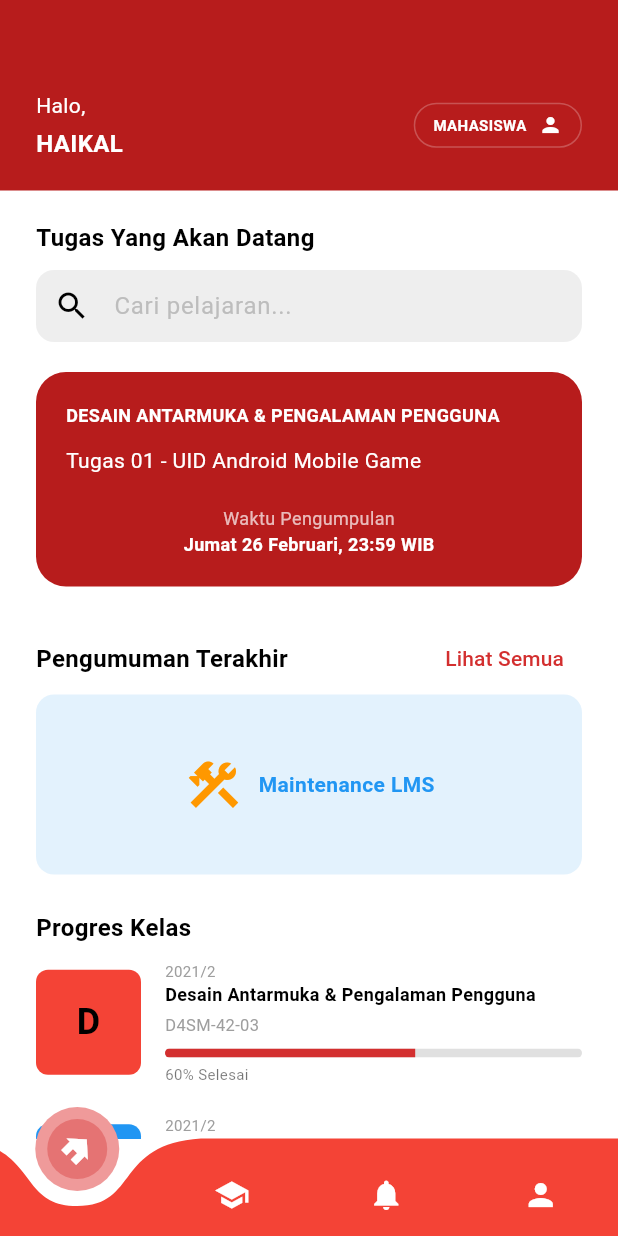
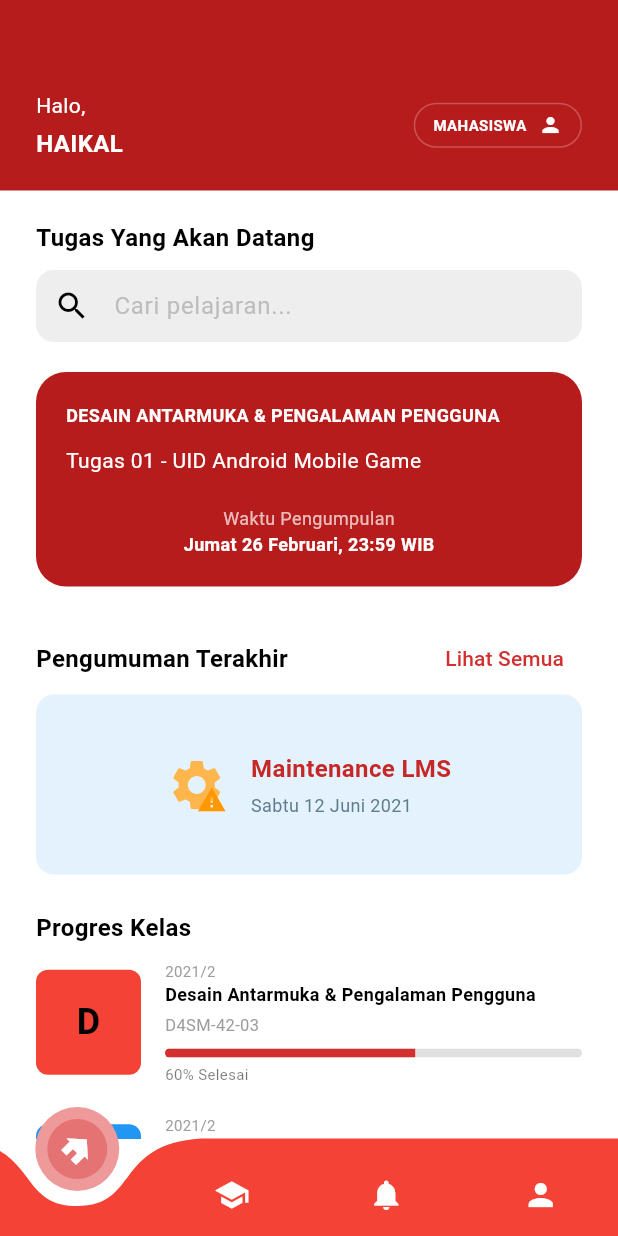
Before and after one commit to HaikalAbdillah/learning-management-system, a Flutter app: the MainNavigation screen opened by its route, on a phone screen of 412 x 824 dp. Run offline on Flutter 3.47's test engine with Material 3 defaults, Android fonts, the phone set to English and light mode, and no system bars; drawn by our look-alikes of curved_navigation_bar.

Commit message:
mengdit menu home

```diff
--- a/lib/config/routes.dart
+++ b/lib/config/routes.dart
@@ -9,6 +9,7 @@
 import '../features/learning/quiz_screen.dart';
 import '../features/learning/quiz_detail_screen.dart';
 import '../features/learning/quiz_play_screen.dart';
+import '../features/home/announcement_screen.dart';
 
 class AppRoutes {
   static const String splash = '/';
@@ -22,6 +23,7 @@
   static const String quizDetail = '/quiz-detail';
   static const String quizPlay = '/quiz-play';
   static const String quizResult = '/quiz-result';
+  static const String announcementDetail = '/announcement-detail';
 
   static Route<dynamic> onGenerateRoute(RouteSettings settings) {
     switch (settings.name) {
@@ -34,9 +36,7 @@
       case classDetail:
         final classId = settings.arguments as int? ?? 1; // Default to 1 if null
         return MaterialPageRoute(
-          builder: (_) => ClassDetailScreen(
-            classId: classId,
-          ),
+          builder: (_) => ClassDetailScreen(classId: classId),
         );
       case materiDetail:
         final materiData = settings.arguments as Map<String, dynamic>?;
@@ -62,6 +62,8 @@
         return MaterialPageRoute(
           builder: (_) => QuizResultScreen(score: score),
         );
+      case announcementDetail:
+        return MaterialPageRoute(builder: (_) => const AnnouncementScreen());
       default:
         return MaterialPageRoute(
           builder: (_) => Scaffold(
--- a/lib/features/home/home_screen.dart
+++ b/lib/features/home/home_screen.dart
@@ -72,7 +72,7 @@
               ],
             ),
           ),
-          _buildAnnouncementBanner(),
+          _buildAnnouncementBanner(context),
 
           const SizedBox(height: 24),
 
@@ -131,8 +131,19 @@
             shrinkWrap: true,
             physics: const NeverScrollableScrollPhysics(),
             padding: const EdgeInsets.symmetric(horizontal: 24, vertical: 10),
-            itemCount: 2,
+            itemCount: ClassRepository.classes.expand((c) => c['materi'] as List).take(3).length,
             itemBuilder: (context, index) {
+              // Flatten all materials from all classes to show "Recent"
+              // In a real app this would be sorted by date
+              final allMaterials = ClassRepository.classes
+                  .expand((c) => (c['materi'] as List).map((m) => {
+                        ...m as Map<String, dynamic>,
+                        'courseName': c['title'], // Add course name context
+                      }))
+                  .toList();
+
+              final material = allMaterials[index];
+
               return Card(
                 elevation: 0,
                 color: Colors.white,
@@ -142,6 +153,13 @@
                   side: BorderSide(color: Colors.grey[200]!),
                 ),
                 child: ListTile(
+                  onTap: () {
+                    Navigator.pushNamed(
+                      context,
+                      '/materi-detail',
+                      arguments: material,
+                    );
+                  },
                   leading: Container(
                     width: 40,
                     height: 40,
@@ -154,13 +172,17 @@
                       color: AppTheme.primaryColor,
                     ),
                   ),
-                  title: const Text(
-                    "Pengenalan Flutter",
-                    style: TextStyle(fontWeight: FontWeight.bold, fontSize: 14),
+                  title: Text(
+                    material['title'],
+                    style: const TextStyle(fontWeight: FontWeight.bold, fontSize: 14),
+                    maxLines: 1,
+                    overflow: TextOverflow.ellipsis,
                   ),
-                  subtitle: const Text(
-                    "Mobile Programming • 15 Mins",
-                    style: TextStyle(fontSize: 12),
+                  subtitle: Text(
+                    "${material['courseName']}",
+                    style: const TextStyle(fontSize: 12),
+                    maxLines: 1,
+                    overflow: TextOverflow.ellipsis,
                   ),
                   trailing: const Icon(Icons.arrow_forward_ios, size: 14),
                 ),
@@ -282,26 +304,59 @@
     );
   }
 
-  Widget _buildAnnouncementBanner() {
-    return Container(
+  Widget _buildAnnouncementBanner(BuildContext context) {
+    return GestureDetector(
+      onTap: () {
+        Navigator.pushNamed(context, '/announcement-detail');
+      },
+      child: Container(
         margin: const EdgeInsets.symmetric(horizontal: 24),
         height: 120,
         decoration: BoxDecoration(
-        color: Colors.blue[50],
+          color: Colors.blue[50], // Light blue bg
           borderRadius: BorderRadius.circular(12),
-        // image: DecorationImage(...) // Placeholder for maintenance image
         ),
         child: Center(
           child: Row(
             mainAxisAlignment: MainAxisAlignment.center,
+            children: [
+              // Placeholder for the illustration in the image
+              Stack(
+                alignment: Alignment.center,
+                children: [
+                   Icon(Icons.settings, color: Colors.orange[300], size: 40),
+                   Positioned(
+                     bottom: 0,
+                     right: 0,
+                     child: Icon(Icons.warning, color: Colors.orange, size: 20),
+                   ),
+                ],
+              ),
+              const SizedBox(width: 16),
+              Column(
+                mainAxisAlignment: MainAxisAlignment.center,
+                crossAxisAlignment: CrossAxisAlignment.start,
                 children: const [
-            Icon(Icons.construction, color: Colors.orange, size: 40),
-            SizedBox(width: 10),
                   Text(
                     "Maintenance LMS",
-              style: TextStyle(color: Colors.blue, fontWeight: FontWeight.bold),
+                    style: TextStyle(
+                      color: Color(0xFFC62828), // Dark red title
+                      fontWeight: FontWeight.bold,
+                      fontSize: 16,
+                    ),
+                  ),
+                  SizedBox(height: 4),
+                  Text(
+                    "Sabtu 12 Juni 2021",
+                    style: TextStyle(
+                      color: Colors.blueGrey,
+                      fontSize: 12,
+                    ),
                   ),
                 ],
+              ),
+            ],
+          ),
         ),
       ),
     );
```
Lines whose indentation alone changed are shown as unchanged.
